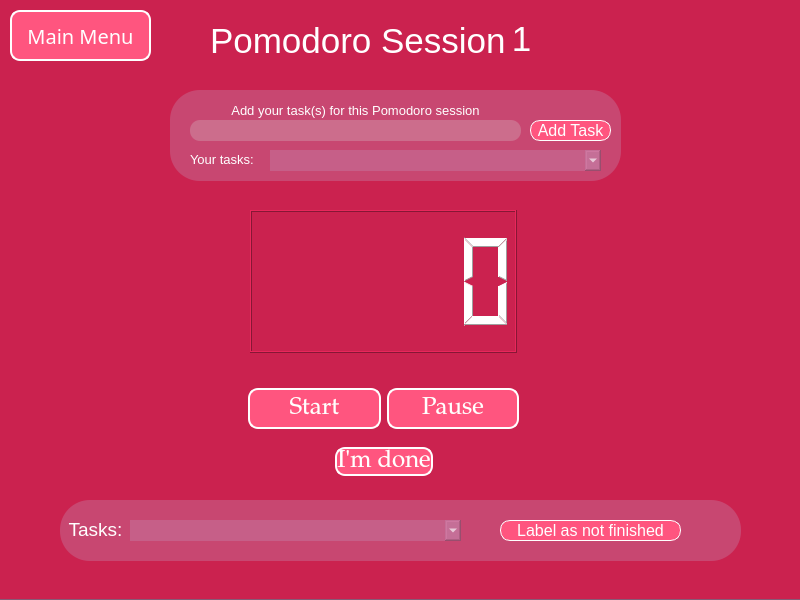
Above: UI/pomodoro.ui from RamaNahawandi/TimeTrackingProject before the change. Below: the same form after it.
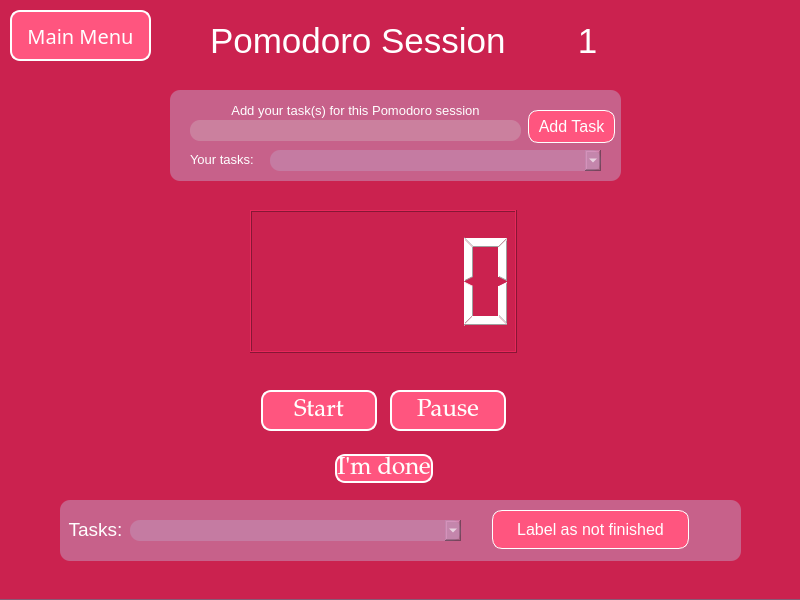
That is the form after the change.

The edit to the form file:
```diff
--- a/UI/pomodoro.ui
+++ b/UI/pomodoro.ui
@@ -54,8 +54,8 @@
      </rect>
     </property>
     <property name="styleSheet">
-     <string notr="true">background-color:rgba(195, 141, 179, 89);
-border-radius:30px;
+     <string notr="true">background-color:rgba(195, 141, 179, 150);
+border-radius:10px;
 </string>
     </property>
     <widget class="QLabel" name="addYourTasksText">
@@ -112,12 +112,18 @@
     <widget class="QPushButton" name="addTask">
      <property name="geometry">
       <rect>
-       <x>360</x>
-       <y>30</y>
-       <width>81</width>
-       <height>21</height>
+       <x>358</x>
+       <y>20</y>
+       <width>87</width>
+       <height>33</height>
       </rect>
      </property>
+     <property name="sizePolicy">
+      <sizepolicy hsizetype="Minimum" vsizetype="Fixed">
+       <horstretch>0</horstretch>
+       <verstretch>0</verstretch>
+      </sizepolicy>
+     </property>
      <property name="font">
       <font>
        <family>Segoe UI</family>
@@ -218,8 +224,8 @@
    <widget class="QLabel" name="numberOfSession">
     <property name="geometry">
      <rect>
-      <x>508</x>
-      <y>18</y>
+      <x>574</x>
+      <y>20</y>
       <width>27</width>
       <height>41</height>
      </rect>
@@ -260,9 +266,8 @@
      </rect>
     </property>
     <property name="styleSheet">
-     <string notr="true">background-color:rgba(195, 141, 179, 89);
-border-radius:30px;
-</string>
+     <string notr="true">background-color:rgba(195, 141, 179, 150);
+border-radius:10px;</string>
     </property>
     <widget class="QLabel" name="tasksBelow">
      <property name="geometry">
@@ -300,10 +305,10 @@
     <widget class="QPushButton" name="labelAsNotFinishedButton">
      <property name="geometry">
       <rect>
-       <x>440</x>
-       <y>20</y>
-       <width>181</width>
-       <height>21</height>
+       <x>432</x>
+       <y>10</y>
+       <width>197</width>
+       <height>39</height>
       </rect>
      </property>
      <property name="font">
@@ -390,12 +395,24 @@
       <x>248</x>
       <y>376</y>
       <width>271</width>
-      <height>114</height>
+      <height>122</height>
      </rect>
     </property>
     <layout class="QVBoxLayout" name="verticalLayout">
      <item>
       <layout class="QHBoxLayout" name="horizontalLayout">
+       <property name="spacing">
+        <number>13</number>
+       </property>
+       <property name="leftMargin">
+        <number>13</number>
+       </property>
+       <property name="rightMargin">
+        <number>13</number>
+       </property>
+       <property name="bottomMargin">
+        <number>3</number>
+       </property>
        <item>
         <widget class="QPushButton" name="startButton">
          <property name="font">
```
